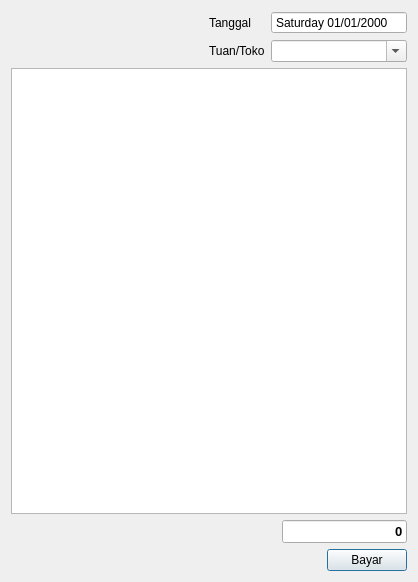
Before: the Qt Designer form src/ui/pembuatnota.ui in AyahnaSyahid/Printex-KaosPolos, drawn with Qt 5.
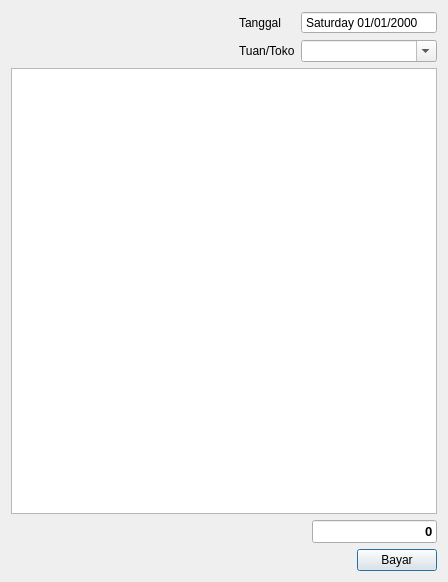
After: the same form once the commit is applied.

```diff
--- a/src/ui/pembuatnota.ui
+++ b/src/ui/pembuatnota.ui
@@ -6,7 +6,7 @@
    <rect>
     <x>0</x>
     <y>0</y>
-    <width>418</width>
+    <width>448</width>
     <height>582</height>
    </rect>
   </property>
```
